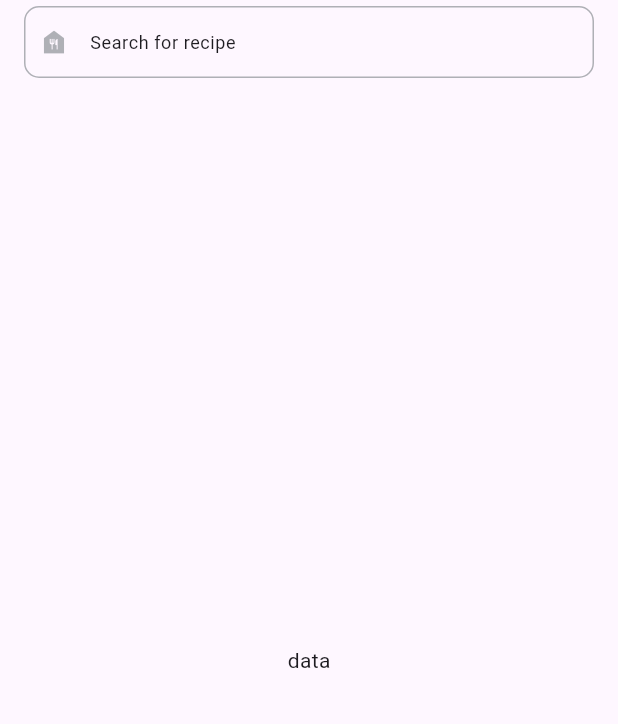
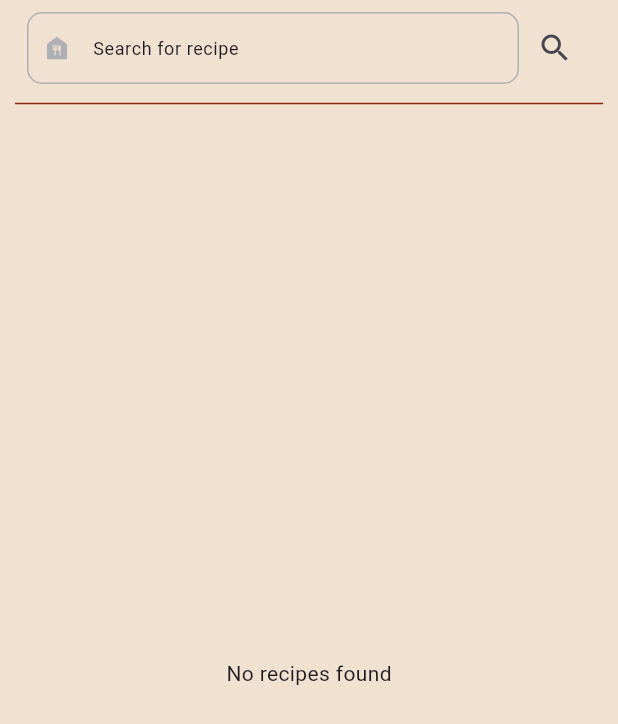
Before and after one commit to AliAshrafAnwaar/recipe_app, a Flutter app: the Search screen opened by its route, on a phone screen of 412 x 824 dp. Shown: the top 724 px of the screen. Run offline on Flutter 3.47's test engine with Material 3 defaults, Android fonts, the phone set to English and light mode, and no system bars; our stand-ins replace cloud_firestore, firebase_auth, firebase_core, firebase_storage, flutter_rating_bar, flutter_riverpod and 6 more; accounts and stored records are empty; generated files the repository leaves out were written again.

Commit message:
model for favourite and like and comment plus searching feature

```diff
--- a/lib/data/model/recipe_model.dart
+++ b/lib/data/model/recipe_model.dart
@@ -1,3 +1,5 @@
+import 'package:recipe_app/data/model/user_model.dart';
+
 class RecipeModel {
   final String recipeID;
   final String title;
@@ -6,6 +8,11 @@ class RecipeModel {
   final String imageLink;
   final DateTime date;
   final List<double> ratings;
+  final Set<String> likes;
+  final List<Map<String, String>>
+      comments; // List of comments with userID and comment text
+  final Set<String>
+      favourites; // List of userIDs who marked the recipe as favourite
 
   RecipeModel({
     required this.recipeID,
@@ -15,6 +22,9 @@ class RecipeModel {
     required this.imageLink,
     required this.date,
     required this.ratings,
+    required this.likes,
+    required this.comments,
+    required this.favourites,
   });
 
   // Convert a Recipe object to a map
@@ -27,6 +37,9 @@ class RecipeModel {
       'imageLink': imageLink,
       'date': date.toIso8601String(),
       'ratings': ratings,
+      'likes': likes.toList(), // Convert Set to List for storage
+      'comments': comments, // Store comments as is
+      'favourites': favourites.toList(), // Store favourites as is
     };
   }
 
@@ -40,10 +53,15 @@ class RecipeModel {
       imageLink: map['imageLink'],
       date: DateTime.parse(map['date']),
       ratings: List<double>.from(map['ratings']),
+      likes: Set<String>.from(map['likes']), // Convert List to Set
+      comments: List<Map<String, String>>.from(
+          map['comments']), // Convert to List of Maps
+      favourites:
+          Set<String>.from(map['favourites']), // Convert to List of Strings
     );
   }
 
-  // CopyWith method
+  // Create a copy of the RecipeModel with some fields replaced by new values
   RecipeModel copyWith({
     String? recipeID,
     String? title,
@@ -52,6 +70,9 @@ class RecipeModel {
     String? imageLink,
     DateTime? date,
     List<double>? ratings,
+    Set<String>? likes,
+    List<Map<String, String>>? comments,
+    Set<String>? favourites,
   }) {
     return RecipeModel(
       recipeID: recipeID ?? this.recipeID,
@@ -61,6 +82,9 @@ class RecipeModel {
       imageLink: imageLink ?? this.imageLink,
       date: date ?? this.date,
       ratings: ratings ?? this.ratings,
+      likes: likes ?? this.likes,
+      comments: comments ?? this.comments,
+      favourites: favourites ?? this.favourites,
     );
   }
 }
--- a/lib/data/model/user_model.dart
+++ b/lib/data/model/user_model.dart
@@ -8,6 +8,7 @@ class UserModel {
   final String email;
   final String bio; // Added bio field
   final Set<RecipeModel> recipes;
+  final Set<RecipeModel> favorites; // Added favorites field
 
   UserModel({
     required this.userID,
@@ -17,6 +18,7 @@ class UserModel {
     required this.email,
     required this.bio, // Added bio field
     required this.recipes,
+    required this.favorites, // Added favorites field
   });
 
   // Convert a User object to a map
@@ -29,6 +31,9 @@ class UserModel {
       'email': email,
       'bio': bio, // Added bio field
       'recipes': recipes.map((recipe) => recipe.toMap()).toList(),
+      'favorites': favorites
+          .map((recipe) => recipe.toMap())
+          .toList(), // Added favorites field
     };
   }
 
@@ -37,17 +42,20 @@ class UserModel {
     return UserModel(
       userID: map['userID'],
       username: map['username'],
+      image: map['image'],
       phoneNumber: map['phoneNumber'],
-      image: map['image'],
       email: map['email'],
       bio: map['bio'], // Added bio field
       recipes: (map['recipes'] as List)
           .map((recipe) => RecipeModel.fromMap(recipe))
           .toSet(),
+      favorites: (map['favorites'] as List)
+          .map((recipe) => RecipeModel.fromMap(recipe))
+          .toSet(), // Added favorites field
     );
   }
 
-  // CopyWith method
+  // Create a copy of the UserModel with some fields replaced by new values
   UserModel copyWith({
     String? userID,
     String? username,
@@ -56,6 +64,7 @@ class UserModel {
     String? email,
     String? bio,
     Set<RecipeModel>? recipes,
+    Set<RecipeModel>? favorites,
   }) {
     return UserModel(
       userID: userID ?? this.userID,
@@ -65,6 +74,7 @@ class UserModel {
       email: email ?? this.email,
       bio: bio ?? this.bio,
       recipes: recipes ?? this.recipes,
+      favorites: favorites ?? this.favorites,
     );
   }
 }
--- a/lib/data/repo/fireStore_repo.dart
+++ b/lib/data/repo/fireStore_repo.dart
@@ -34,4 +34,9 @@ class FirestoreRepo {
       String collectionPath, Map<String, dynamic> data) async {
     await _fireStoreService.addRecipe(collectionPath, data);
   }
+
+  Future<QuerySnapshot> searchByTitle(
+      String collectionPath, String title) async {
+    return await _fireStoreService.searchByTitle(collectionPath, title);
+  }
 }
--- a/lib/data/repo/main_repo.dart
+++ b/lib/data/repo/main_repo.dart
@@ -24,6 +24,7 @@ class MainRepo {
         userID: user.uid,
         email: user.email ?? '',
         username: user.displayName ?? '',
+        favorites: {},
         phoneNumber: '',
         bio: '',
         image: '',
@@ -133,6 +134,9 @@ class MainRepo {
       title: title,
       description: description,
       ratings: [],
+      likes: {},
+      comments: [],
+      favourites: {},
       userID: userID,
       imageLink: await postImageUpload(image),
       date: DateTime.now(),
@@ -208,4 +212,14 @@ class MainRepo {
     await _firestoreRepo.updateUser(
         'users', recipe.userID, updatedUser.toMap());
   }
+
+  //search
+  Future<Set<RecipeModel>> searchRecipesByTitle(String title) async {
+    final QuerySnapshot querySnapshot =
+        await _firestoreRepo.searchByTitle('recipes', title);
+    final Set<RecipeModel> recipes = querySnapshot.docs.map((doc) {
+      return RecipeModel.fromMap(doc.data() as Map<String, dynamic>);
+    }).toSet();
+    return recipes;
+  }
 }
--- a/lib/features/search/search.dart
+++ b/lib/features/search/search.dart
@@ -1,25 +1,111 @@
 import 'package:flutter/material.dart';
+import 'package:flutter_riverpod/flutter_riverpod.dart';
+import 'package:recipe_app/core/constants/app_colors.dart';
+import 'package:recipe_app/data/model/user_model.dart';
+import 'package:recipe_app/features/home/recipe_details.dart';
 import 'package:recipe_app/features/shared_widgets/styled_textField.dart';
+import 'package:recipe_app/providers/recipe_provider.dart';
+import 'package:recipe_app/providers/search_provider.dart';
+import 'package:recipe_app/providers/user_provider.dart';
 
-class Search extends StatefulWidget {
+class Search extends ConsumerStatefulWidget {
   const Search({super.key});
 
   @override
-  State<Search> createState() => _SearchState();
+  ConsumerState<Search> createState() => _SearchState();
 }
 
-class _SearchState extends State<Search> {
+class _SearchState extends ConsumerState<Search> {
+  final TextEditingController _searchController = TextEditingController();
+
   @override
   Widget build(BuildContext context) {
-    return Scaffold(
-      appBar: AppBar(
-        title: StyledTextField(
-          hint: 'Search for recipe',
-          icon: Icons.food_bank,
+    return Container(
+      color: AppColors.secondaryText,
+      child: SafeArea(
+        child: Scaffold(
+          backgroundColor: AppColors.secondaryText,
+          body: Padding(
+            padding: const EdgeInsets.symmetric(horizontal: 10.0),
+            child: Column(
+              children: [
+                Padding(
+                  padding: const EdgeInsets.all(8.0),
+                  child: Row(
+                    children: [
+                      Expanded(
+                        child: StyledTextField(
+                          controller: _searchController,
+                          hint: 'Search for recipe',
+                          icon: Icons.food_bank,
+                        ),
+                      ),
+                      IconButton(
+                        onPressed: () {
+                          final title = _searchController.text;
+                          ref
+                              .read(searchProviderProvider.notifier)
+                              .searchRecipesByTitle(title);
+                        },
+                        icon: Icon(Icons.search),
+                      ),
+                    ],
+                  ),
+                ),
+                Divider(
+                  color: AppColors.mainColor,
+                  height: 10,
+                ),
+                Flexible(
+                  child: Consumer(
+                    builder: (context, watch, child) {
+                      final recipes = ref.watch(searchProviderProvider);
+
+                      if (recipes == null) {
+                        return Center(child: CircularProgressIndicator());
+                      }
+
+                      if (recipes.isEmpty) {
+                        return Center(child: Text('No recipes found'));
+                      }
+
+                      if (_searchController.text.isEmpty) {
+                        return SizedBox();
+                      }
+
+                      return ListView.builder(
+                        itemCount: recipes.length,
+                        itemBuilder: (context, index) {
+                          final recipe = recipes.elementAt(index);
+                          return InkWell(
+                            onTap: () async {
+                              UserModel user = await ref
+                                  .read(userProviderProvider.notifier)
+                                  .getUser(recipes[index].userID) as UserModel;
+                              Navigator.push(
+                                context,
+                                MaterialPageRoute(
+                                    builder: (context) => RecipeDetails(
+                                        user: user, recipe: recipes[index])),
+                              );
+                            },
+                            child: ListTile(
+                              title: Text(recipe.title),
+                              subtitle: Text(
+                                recipe.description,
+                                maxLines: 1,
+                              ),
+                            ),
+                          );
+                        },
+                      );
+                    },
+                  ),
+                ),
+              ],
+            ),
+          ),
         ),
-      ),
-      body: Center(
-        child: Text('data'),
       ),
     );
   }
```
Also changed, not shown: lib/data/services/fireStore_services/fireStore_services.dart (+17 -0 lines), lib/features/home/widgets/recipe_card.dart (+20 -1 lines), lib/providers/search_provider.dart (added, +23 -0 lines), lib/providers/search_provider.g.dart (added).
